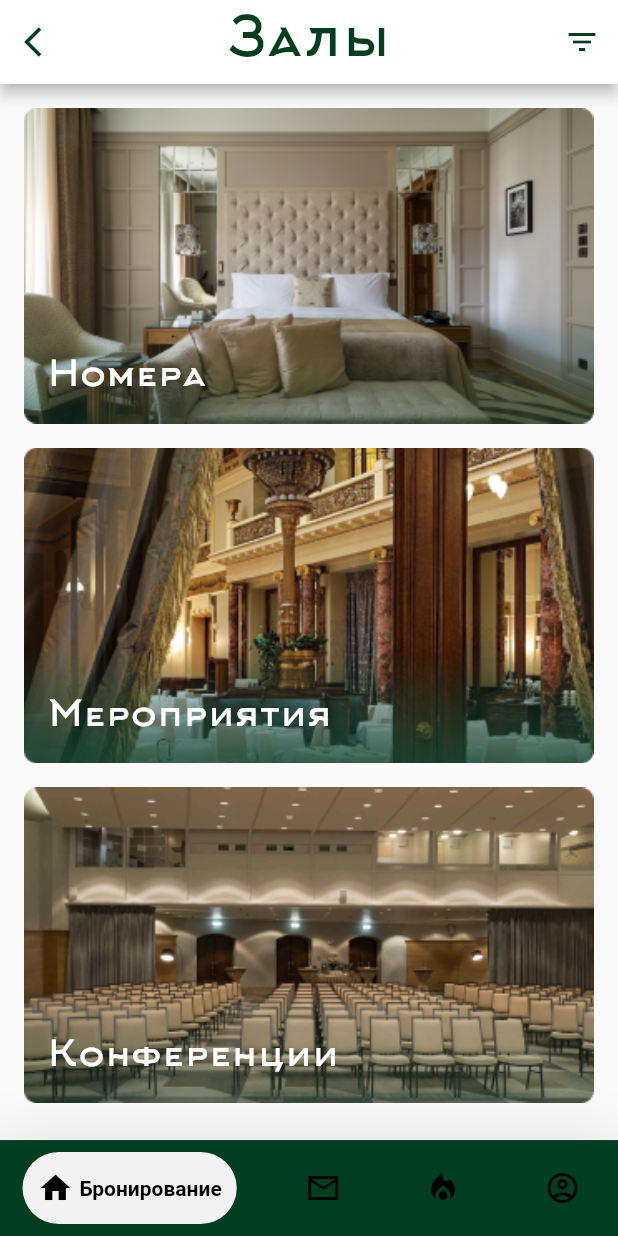
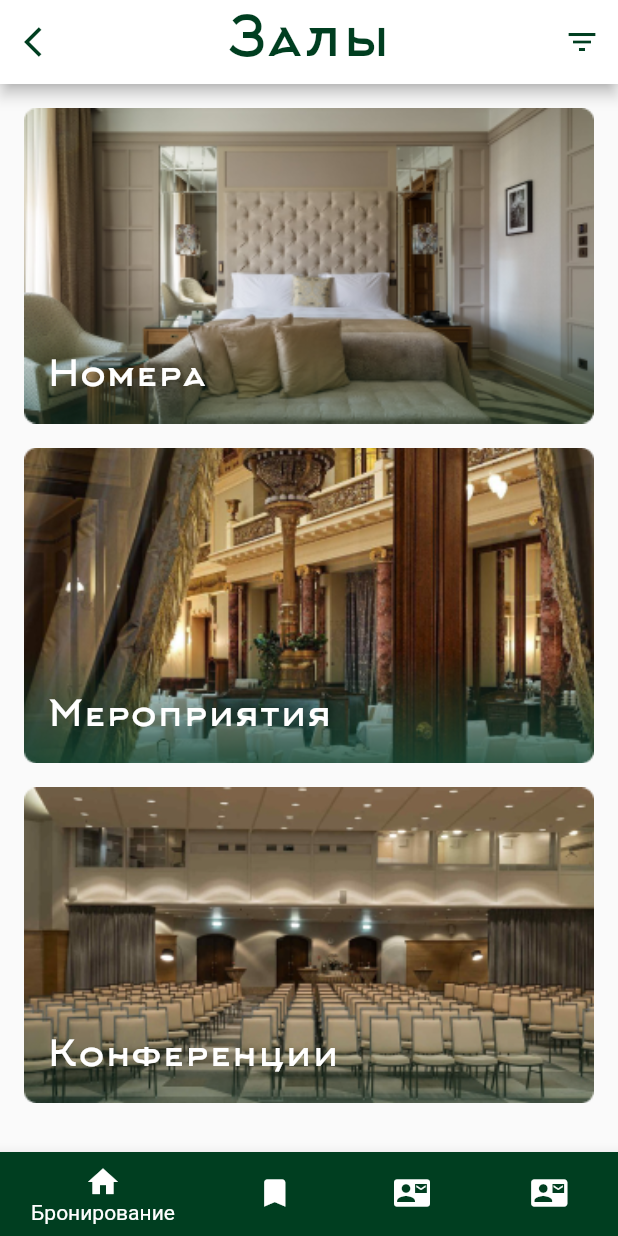
Before and after one commit to ArnalShoorukov/metropol, a Flutter app: the MainScreen screen opened by its route, on a phone screen of 412 x 824 dp. Run offline on Flutter 3.47's test engine with Material 2 defaults, Android fonts, the light colour scheme and no system bars; drawn by our look-alikes of google_nav_bar; our stand-ins replace flutter_svg, get_it, line_icons.

Commit message:
bottomNav

```diff
--- a/lib/main/main_screen.dart
+++ b/lib/main/main_screen.dart
@@ -13,7 +13,10 @@ class MainScreen extends StatefulWidget {
 
 class _MainScreenState extends State<MainScreen> {
   int _selectedIndex = 0;
-  static const TextStyle optionStyle = TextStyle(fontSize: 30, fontWeight: FontWeight.w600);
+  static const TextStyle optionStyle = TextStyle(
+    fontSize: 30,
+    fontWeight: FontWeight.w600,
+  );
   static const List<Widget> _widgetOptions = <Widget>[
     Text(
       'Home',
@@ -33,6 +36,28 @@ class _MainScreenState extends State<MainScreen> {
     ),
   ];
 
+  void _onItemTapped(int index) {
+    setState(() {
+      _selectedIndex = index;
+    });
+  }
+
+/*  static const TextStyle optionStyle =
+  TextStyle(fontSize: 30, fontWeight: FontWeight.bold);*/
+  /*static const List<Widget> _widgetOptions = <Widget>[
+    Text(
+      'HOME PAGE',
+      style: optionStyle,
+    ),
+    Text(
+      'COURSE PAGE',
+      style: optionStyle,
+    ),
+    Text(
+      'CONTACT GFG',
+      style: optionStyle,
+    ),
+  ];*/
   @override
   Widget build(BuildContext context) {
     return Scaffold(
@@ -164,7 +189,38 @@ class _MainScreenState extends State<MainScreen> {
           ),
         ),
       ),
-        bottomNavigationBar: Container(
+      bottomNavigationBar: Theme(
+          data: Theme.of(context).copyWith(
+              canvasColor: Helpers.greenColor,
+              primaryColor: Colors.white,
+              textTheme: Theme.of(context).textTheme.copyWith(
+                    caption: const TextStyle(color: Colors.grey),
+                  )),
+          child: BottomNavigationBar(
+            items: const <BottomNavigationBarItem>[
+              BottomNavigationBarItem(
+                icon: Icon(Icons.home),
+                title: Text('Бронирование'),
+              ),
+              BottomNavigationBarItem(
+                icon: Icon(Icons.bookmark),
+                title: Text('Чат'),
+              ),
+              BottomNavigationBarItem(
+                icon: Icon(Icons.contact_mail),
+                title: Text('Квиз'),
+              ),
+              BottomNavigationBarItem(
+                icon: Icon(Icons.contact_mail),
+                title: Text('Личный кабинет'),
+              ),
+            ],
+            currentIndex: _selectedIndex,
+            selectedItemColor: Colors.white,
+            onTap: _onItemTapped,
+          )),
+    );
+    /* bottomNavigationBar: Container(
             decoration: BoxDecoration(color: Helpers.greenColor, boxShadow: [
               BoxShadow(
                 blurRadius: 32,
@@ -178,8 +234,8 @@ class _MainScreenState extends State<MainScreen> {
                   vertical: 8,
                 ),
                 child: GNav(
-                    /*  rippleColor: Colors.grey[300],
-    hoverColor: Colors.grey[100],*/
+                    */ /*  rippleColor: Colors.grey[300],
+    hoverColor: Colors.grey[100],*/ /*
                     gap: 4,
                     activeColor: Colors.black,
                     iconSize: 24,
@@ -214,6 +270,6 @@ class _MainScreenState extends State<MainScreen> {
                       });
                     }),
               ),
-            )));
+            )));*/
   }
 }
```
Lines whose indentation alone changed are shown as unchanged.
